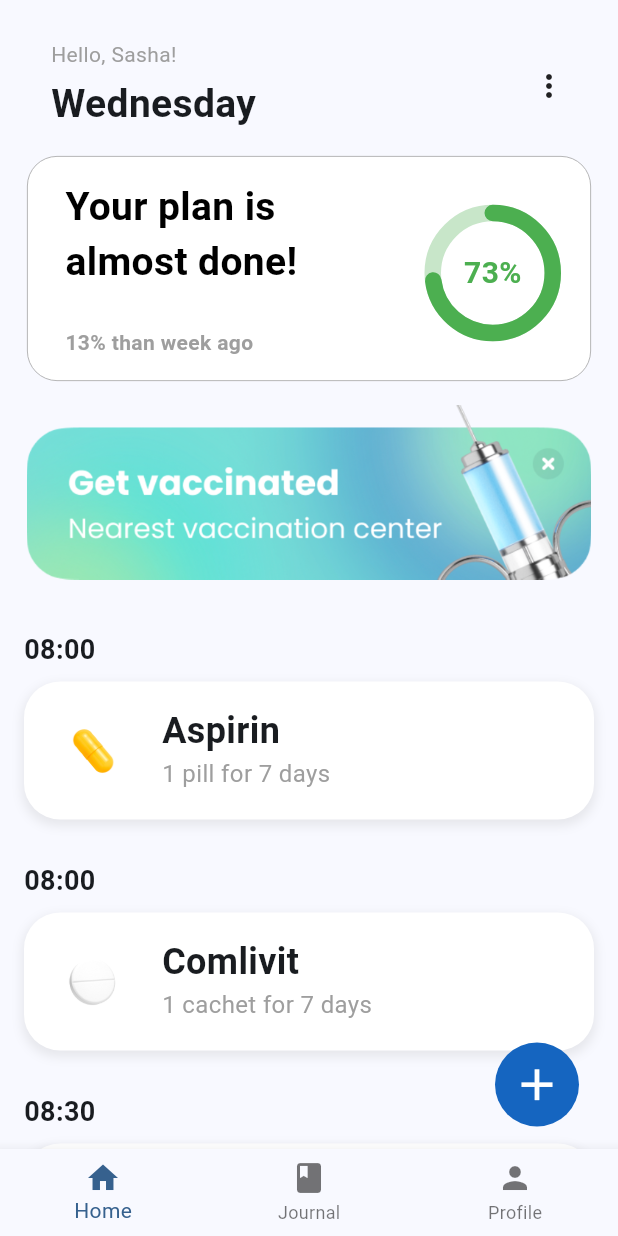
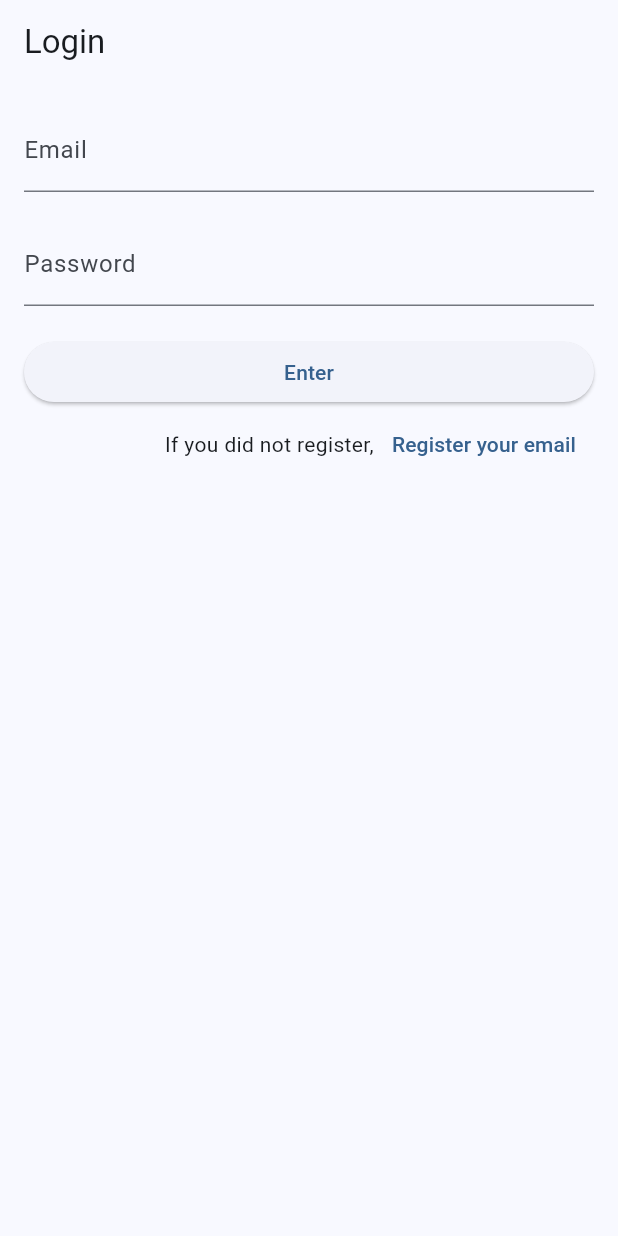
Before and after one commit to martinvanaud/cau-appdev, a Flutter app: the screen it shows after launch, on a phone screen of 412 x 824 dp. Run offline on Flutter 3.47's test engine with Material 2 defaults, Android fonts, the phone set to English and light mode, and no system bars; our stand-ins replace firebase_auth, firebase_core, table_calendar; accounts and stored records are empty.

Commit message:
feat(login system): added the login and register system using firebase

```diff
--- a/lib/main.dart
+++ b/lib/main.dart
@@ -1,17 +1,27 @@
 import 'package:flutter/material.dart';
-import 'package:path_provider/path_provider.dart';
-import 'dart:io';
-import 'dart:convert';
+
+import 'firebase_options.dart';
+
+import 'package:firebase_core/firebase_core.dart';
+import 'package:firebase_auth/firebase_auth.dart';
 
 // Provider
 import 'package:provider/provider.dart';
 import 'package:medi_minder/providers/medication.dart';
 
 // Pages
+import 'package:medi_minder/pages/login.dart';
 import 'package:medi_minder/pages/home.dart';
-import 'package:medi_minder/pages/journal.dart'; // Import the new file
+import 'package:medi_minder/pages/journal.dart';
+import 'package:medi_minder/pages/profile.dart';
 
-void main() {
+Future<void> main() async {
+  WidgetsFlutterBinding.ensureInitialized();
+
+  await Firebase.initializeApp(
+    options: DefaultFirebaseOptions.currentPlatform,
+  );
+
   runApp(
     ChangeNotifierProvider(
       create: (context) {
@@ -19,7 +29,7 @@ void main() {
         provider.initializeMedications();
         return provider;
       },
-      child: MyApp(),
+      child: const MyApp(),
     ),
   );
 }
@@ -35,7 +45,16 @@ class MyApp extends StatelessWidget {
         colorScheme: ColorScheme.fromSeed(seedColor: Colors.blue),
         useMaterial3: true,
       ),
-      home: const MyHomePage(),
+      home: StreamBuilder(
+        stream: FirebaseAuth.instance.authStateChanges(),
+        builder: (context, snapshot) {
+          if (snapshot.hasData) {
+            return const MyHomePage();
+          } else {
+            return const LoginPage();
+          }
+        },
+      ),
     );
   }
 }
@@ -51,9 +70,9 @@ class _MyHomePageState extends State<MyHomePage> {
   int _currentIndex = 0;
 
   final List<Widget> _pages = [
-    HomePage(),
+    const HomePage(),
     JournalPage(),
-    ProfilePage(),
+    const ProfilePage(),
   ];
 
   @override
@@ -85,12 +104,3 @@ class _MyHomePageState extends State<MyHomePage> {
     );
   }
 }
-
-class ProfilePage extends StatelessWidget {
-  @override
-  Widget build(BuildContext context) {
-    return Center(
-      child: Text('Profile Page'),
-    );
-  }
-}
--- /dev/null
+++ b/lib/pages/login.dart
@@ -0,0 +1,96 @@
+import 'package:flutter/material.dart';
+import 'package:medi_minder/pages/register.dart';
+
+import 'package:firebase_auth/firebase_auth.dart';
+
+class LoginPage extends StatelessWidget {
+  const LoginPage({super.key});
+
+  @override
+  Widget build(BuildContext context) {
+    return Scaffold(
+      appBar: AppBar(
+        title: Text('Login'),
+      ),
+      body: LoginForm()
+    );
+  }
+}
+
+
+class LoginForm extends StatefulWidget {
+  const LoginForm({super.key});
+
+  @override
+  State<LoginForm> createState() => _LoginFormState();
+}
+
+class _LoginFormState extends State<LoginForm> {
+  final _authentication = FirebaseAuth.instance;
+  final _formKey = GlobalKey<FormState>();
+  String email = '';
+  String password = '';
+
+  @override
+  Widget build(BuildContext context) {
+
+    return Padding(
+      padding: const EdgeInsets.all(16.0),
+      child: Form(
+          key: _formKey,
+          child: ListView(
+            children: [
+              TextFormField(
+                decoration: InputDecoration(
+                  labelText: 'Email',
+                ),
+                onChanged: (value) {
+                  email = value;
+                },
+              ),
+              SizedBox(
+                height: 20,
+              ),
+              TextFormField(
+                obscureText: true,
+                decoration: InputDecoration(
+                  labelText: 'Password',
+                ),
+                onChanged: (value) {
+                  password = value;
+                },
+              ),
+              SizedBox(
+                height: 20,
+              ),
+              ElevatedButton(
+                  onPressed: () async {
+                    final currentUser = await _authentication.signInWithEmailAndPassword(
+                        email: email,
+                        password: password
+                    );
+
+                    if (currentUser.user != null) {
+                      _formKey.currentState!.reset();
+                    }
+                  },
+                  child: Text('Enter')
+              ),
+              Row(
+                mainAxisAlignment: MainAxisAlignment.end,
+                children: [
+                  Text('If you did not register,'),
+                  TextButton(
+                      onPressed: (){
+                        Navigator.push(context, MaterialPageRoute(builder: (context) => RegisterPage()));
+                      },
+                      child: Text('Register your email')
+                  )
+                ],
+              ),
+            ],
+          )
+      ),
+    );
+  }
+}
--- a/pubspec.yaml
+++ b/pubspec.yaml
@@ -40,10 +40,15 @@ dependencies:
   intl: ^0.17.0
   provider: ^6.0.0
   collection: ^1.15.0
+  firebase_core: 2.23.0
+  firebase_auth: ^4.14.1
 
 dev_dependencies:
   flutter_test:
     sdk: flutter
+  build_runner: ^2.4.6
+  flutter_gen_runner: ^5.3.1
+  provider: ^6.0.0
 
   # The "flutter_lints" package below contains a set of recommended lints to
   # encourage good coding practices. The lint set provided by the package is
```
Also changed, not shown: lib/pages/profile.dart (added, +55 -0 lines), lib/pages/register.dart (added, +99 -0 lines), lib/firebase_options.dart (added), pubspec.lock, 18 other files.
